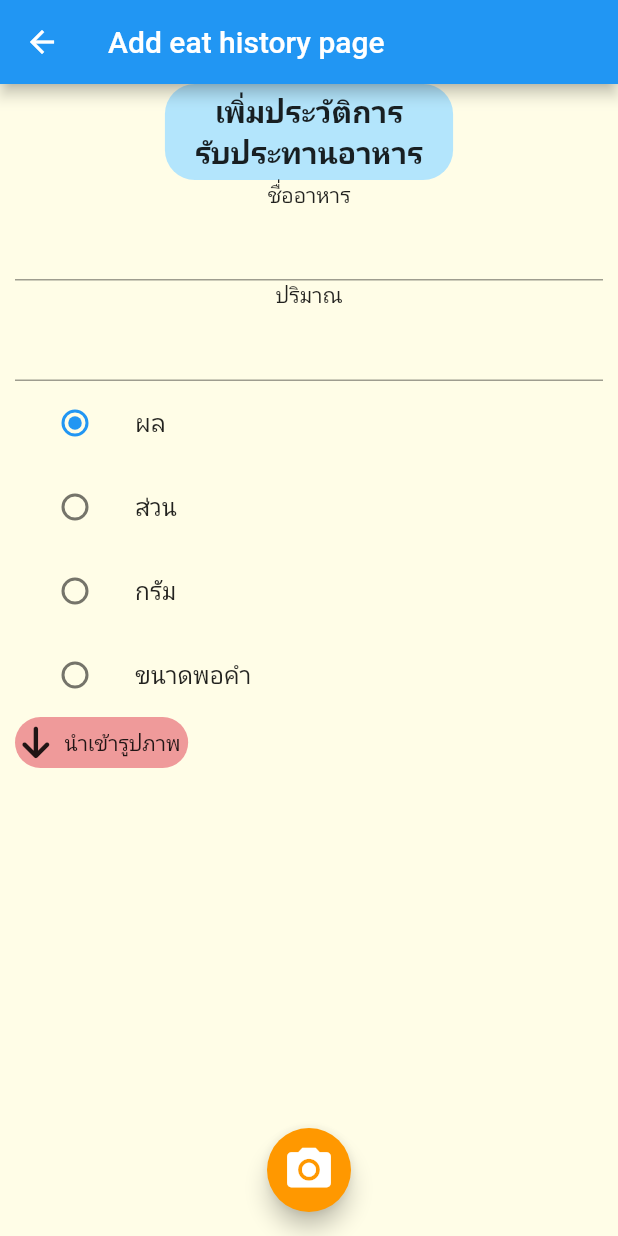
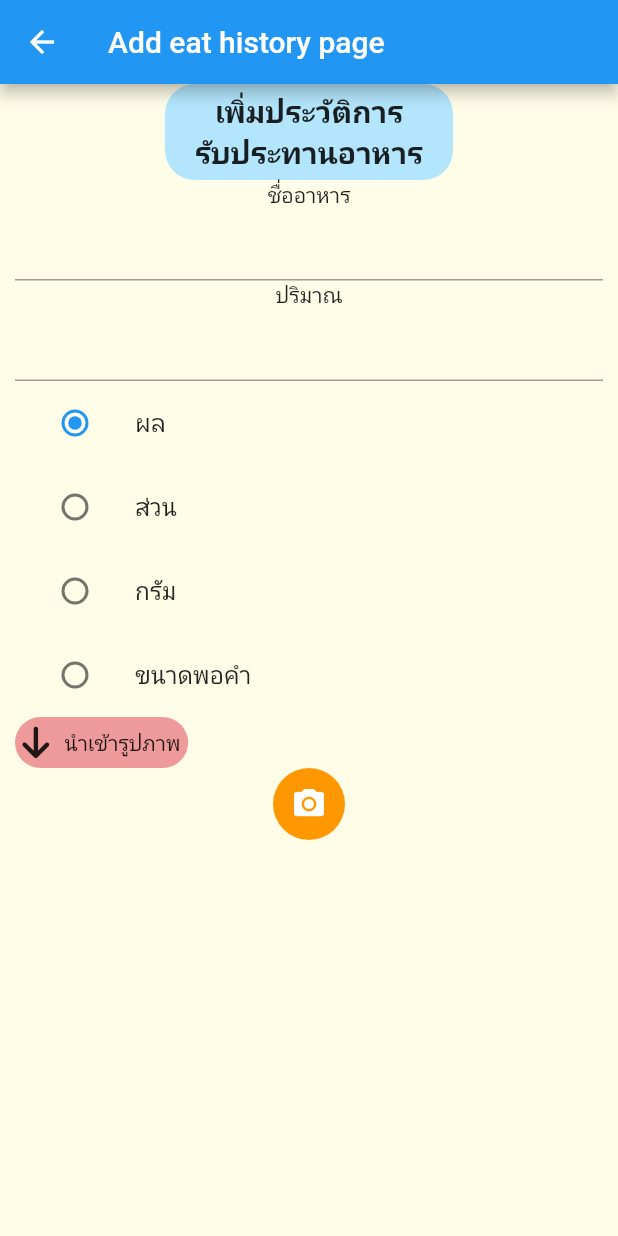
Before and after one commit to AINutritionProject/KinDeeUDee, a Flutter app: the AddEatHistoryPage screen opened directly, on a phone screen of 412 x 824 dp. Run offline on Flutter 3.47's test engine with Material 2 defaults, Android fonts, the phone set to English and light mode, and no system bars; our stand-ins replace camera, cloud_firestore, csv, dotted_border, firebase_auth, firebase_core and 4 more; accounts and stored records are empty.

Commit message:
move camera button in add eat history page to scaffold body instead of floating action button

```diff
--- a/lib/pages/add_eat_history.dart
+++ b/lib/pages/add_eat_history.dart
@@ -25,19 +25,6 @@ class _AddEatHistoryPageState extends State<AddEatHistoryPage> {
       appBar: AppBar(
         title: const Text("Add eat history page"),
       ),
-      floatingActionButton: FloatingActionButton(
-        onPressed: () {
-          Navigator.of(context).push(MaterialPageRoute(
-              builder: (context) =>
-                  const CameraPage(replaceWhenNavigate: true)));
-        },
-        backgroundColor: Colors.orange,
-        child: const Icon(
-          Icons.camera_alt,
-          size: 35,
-        ),
-      ),
-      floatingActionButtonLocation: FloatingActionButtonLocation.centerFloat,
       body: Container(
         margin: const EdgeInsets.symmetric(horizontal: 10),
         child: Column(
@@ -163,6 +150,18 @@ class _AddEatHistoryPageState extends State<AddEatHistoryPage> {
                 ),
               ),
             ),
+            Container(
+              decoration: const BoxDecoration(
+                  color: Colors.orange, shape: BoxShape.circle),
+              child: IconButton(
+                onPressed: () {
+                  Navigator.of(context).push(MaterialPageRoute(
+                      builder: (context) =>
+                          const CameraPage(replaceWhenNavigate: true)));
+                },
+                icon: const Icon(Icons.camera_alt, color: Colors.white),
+              ),
+            )
           ],
         ),
       ),
```
